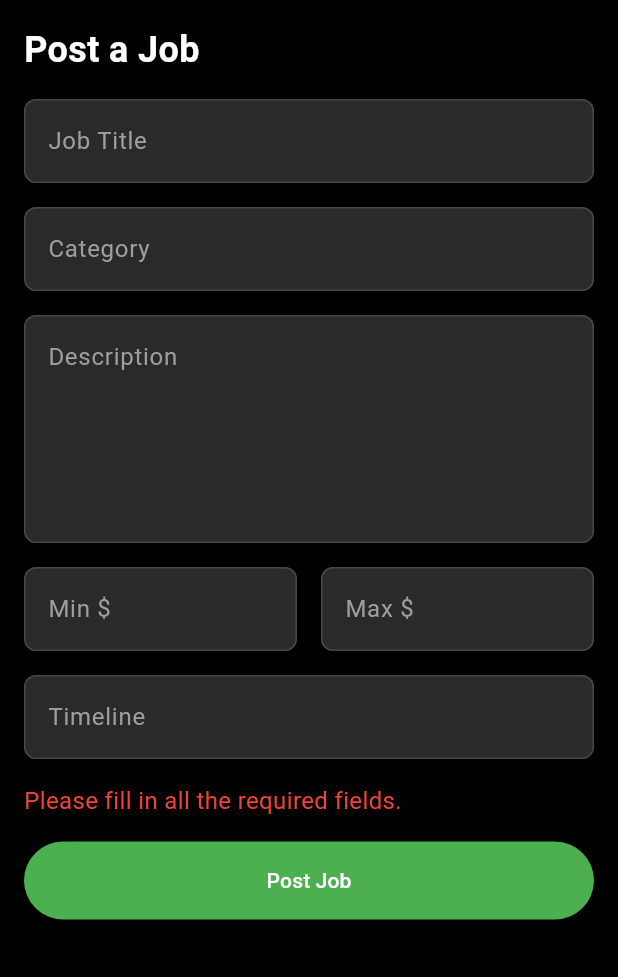
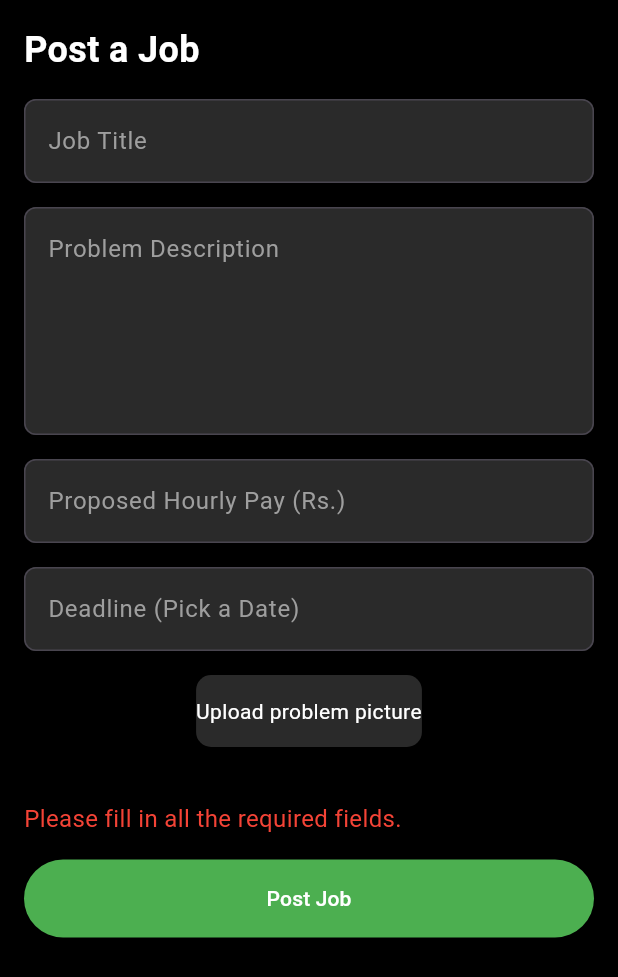
Before and after one commit to timsinadipesh/GigHire, a Flutter app: the JobPostingScreen screen opened by its route, after a tap on "Post Job", on a phone screen of 412 x 824 dp. Shown: the top 977 px of the screen. Run offline on Flutter 3.47's test engine with Material 3 defaults, Android fonts, the phone set to English and light mode, and no system bars; our stand-ins replace cached_network_image, cloud_firestore, firebase_auth, firebase_core, firebase_storage, image_picker; accounts and stored records are empty; Roboto replaces fonts that are missing (Arial).

Commit message:
image uploads while posting jobs successful

```diff
--- a/lib/client/job_posting_screen.dart
+++ b/lib/client/job_posting_screen.dart
@@ -1,6 +1,9 @@
 import 'package:flutter/material.dart';
 import 'package:cloud_firestore/cloud_firestore.dart';
 import 'package:gighire/base_user/globals.dart';
+import 'dart:io';
+import 'package:gighire/services/img_service.dart';
+import 'package:image_picker/image_picker.dart';
 
 class JobPostingScreen extends StatefulWidget {
   const JobPostingScreen({Key? key}) : super(key: key);
@@ -10,17 +13,56 @@ class JobPostingScreen extends StatefulWidget {
 }
 
 class _JobPostingScreenState extends State<JobPostingScreen> {
+  final ImagePicker _picker = ImagePicker();
   final FirebaseFirestore _firestore = FirebaseFirestore.instance;
+  final ImageUploadService _imageUploadService = ImageUploadService();
 
   final TextEditingController _jobTitleController = TextEditingController();
-  final TextEditingController _categoryController = TextEditingController();
-  final TextEditingController _descriptionController = TextEditingController();
-  final TextEditingController _minBudgetController = TextEditingController();
-  final TextEditingController _maxBudgetController = TextEditingController();
-  final TextEditingController _timelineController = TextEditingController();
+  final TextEditingController _problemDescriptionController = TextEditingController();
+  final TextEditingController _hourlyPayController = TextEditingController();
+  final TextEditingController _deadlineController = TextEditingController();
+  final List<File> _selectedImages = [];
+  List<String?> _selectedImagesUrls = [];
+  final int maxImages = 5;
 
   bool _isLoading = false;
   String _errorMessage = '';
+
+  Future<void> _pickImage() async {
+    if (_selectedImages.length < maxImages) {
+      final pickedFile = await _picker.pickImage(source: ImageSource.gallery);
+
+      if (pickedFile != null) {
+        File certImage = File(pickedFile.path);
+
+        // Validate file exists
+        if (!certImage.existsSync()) {
+          throw Exception("Certification image file does not exist at path: ${pickedFile.path}");
+        }
+
+        // Upload the image and store the URL
+        try {
+          String? uploadedUrl = await _imageUploadService.uploadImageToImgur(certImage);
+
+          if (uploadedUrl != null) {
+            setState(() {
+              _selectedImages.add(certImage);
+              _selectedImagesUrls.add(uploadedUrl);
+            });
+          }
+        } catch (e) {
+          print("Error uploading certification image: $e");
+          ScaffoldMessenger.of(context).showSnackBar(
+            SnackBar(content: Text('Failed to upload certification image: $e')),
+          );
+        }
+      }
+    } else {
+      ScaffoldMessenger.of(context).showSnackBar(
+        const SnackBar(content: Text('Maximum number of certifications reached')),
+      );
+    }
+  }
 
   @override
   Widget build(BuildContext context) {
@@ -57,10 +99,11 @@ class _JobPostingScreenState extends State<JobPostingScreen> {
               ),
               SizedBox(height: 16.0),
               TextField(
-                controller: _categoryController,
+                controller: _problemDescriptionController,
                 style: TextStyle(color: Colors.white),
+                maxLines: 5,
                 decoration: InputDecoration(
-                  hintText: 'Category',
+                  hintText: 'Problem Description',
                   hintStyle: TextStyle(color: Colors.grey),
                   border: OutlineInputBorder(
                     borderRadius: BorderRadius.circular(8.0),
@@ -72,11 +115,11 @@ class _JobPostingScreenState extends State<JobPostingScreen> {
               ),
               SizedBox(height: 16.0),
               TextField(
-                controller: _descriptionController,
+                controller: _hourlyPayController,
                 style: TextStyle(color: Colors.white),
-                maxLines: 5,
+                keyboardType: TextInputType.numberWithOptions(decimal: true),
                 decoration: InputDecoration(
-                  hintText: 'Description',
+                  hintText: 'Proposed Hourly Pay (Rs.)',
                   hintStyle: TextStyle(color: Colors.grey),
                   border: OutlineInputBorder(
                     borderRadius: BorderRadius.circular(8.0),
@@ -87,14 +130,11 @@ class _JobPostingScreenState extends State<JobPostingScreen> {
                 ),
               ),
               SizedBox(height: 16.0),
-              Row(
-                children: [
-                  Expanded(
-                    child: TextField(
-                      controller: _minBudgetController,
+              TextField(
+                controller: _deadlineController,
                 style: TextStyle(color: Colors.white),
                 decoration: InputDecoration(
-                        hintText: 'Min \$',
+                  hintText: 'Deadline (Pick a Date)',
                   hintStyle: TextStyle(color: Colors.grey),
                   border: OutlineInputBorder(
                     borderRadius: BorderRadius.circular(8.0),
@@ -103,42 +143,56 @@ class _JobPostingScreenState extends State<JobPostingScreen> {
                   filled: true,
                   fillColor: Color(0xFF2A2A2A),
                 ),
+                onTap: _selectDate,
+              ),
+              SizedBox(height: 16.0),
+
+              // Upload Pictures Section
+              Column(
+                children: [
+                  // Display uploaded images
+                  for (int i = 0; i < _selectedImages.length; i++)
+                    Padding(
+                      padding: const EdgeInsets.only(bottom: 10.0),
+                      child: Container(
+                        padding: const EdgeInsets.symmetric(vertical: 14),
+                        decoration: BoxDecoration(
+                          color: const Color(0xFF4CAF50),
+                          borderRadius: BorderRadius.circular(10),
+                        ),
+                        child: Text(
+                          i == 0
+                              ? 'First picture uploaded'
+                              : 'Additional picture uploaded',
+                          textAlign: TextAlign.center,
+                          style: const TextStyle(color: Colors.white),
                         ),
                       ),
-                  SizedBox(width: 16.0),
-                  Expanded(
-                    child: TextField(
-                      controller: _maxBudgetController,
-                      style: TextStyle(color: Colors.white),
-                      decoration: InputDecoration(
-                        hintText: 'Max \$',
-                        hintStyle: TextStyle(color: Colors.grey),
-                        border: OutlineInputBorder(
-                          borderRadius: BorderRadius.circular(8.0),
-                          borderSide: BorderSide(color: Colors.grey),
                     ),
-                        filled: true,
-                        fillColor: Color(0xFF2A2A2A),
+                  if (_selectedImages.length < maxImages)
+                    Padding(
+                      padding: const EdgeInsets.only(bottom: 20.0),
+                      child: GestureDetector(
+                        onTap: _pickImage,
+                        child: Container(
+                          padding: const EdgeInsets.symmetric(vertical: 14),
+                          decoration: BoxDecoration(
+                            color: const Color(0xFF2A2A2A),
+                            borderRadius: BorderRadius.circular(10),
+                          ),
+                          child: Text(
+                            _selectedImages.isEmpty
+                                ? 'Upload problem picture'
+                                : 'Upload additional picture',
+                            textAlign: TextAlign.center,
+                            style: const TextStyle(color: Colors.white),
+                          ),
                         ),
                       ),
                     ),
                 ],
               ),
-              SizedBox(height: 16.0),
-              TextField(
-                controller: _timelineController,
-                style: TextStyle(color: Colors.white),
-                decoration: InputDecoration(
-                  hintText: 'Timeline',
-                  hintStyle: TextStyle(color: Colors.grey),
-                  border: OutlineInputBorder(
-                    borderRadius: BorderRadius.circular(8.0),
-                    borderSide: BorderSide(color: Colors.grey),
-                  ),
-                  filled: true,
-                  fillColor: Color(0xFF2A2A2A),
-                ),
-              ),
+
               SizedBox(height: 16.0),
               if (_errorMessage.isNotEmpty)
                 Text(
@@ -169,25 +223,32 @@ class _JobPostingScreenState extends State<JobPostingScreen> {
     );
   }
 
-  void _postJob() async {
+  // This function will allow the user to pick a future date
+  Future<void> _selectDate() async {
+    final DateTime currentDate = DateTime.now();
+    final DateTime selectedDate = await showDatePicker(
+      context: context,
+      initialDate: currentDate,
+      firstDate: currentDate, // Allow future dates only
+      lastDate: DateTime(2101),
+    ) ?? currentDate;
+
+    // Update the deadline field with the selected date
+    _deadlineController.text = "${selectedDate.toLocal()}".split(' ')[0]; // Format as YYYY-MM-DD
+  }
+
+  Future<void> _postJob() async {
     setState(() {
       _isLoading = true;
       _errorMessage = '';
     });
 
     String jobTitle = _jobTitleController.text.trim();
-    String category = _categoryController.text.trim();
-    String description = _descriptionController.text.trim();
-    String minBudget = _minBudgetController.text.trim();
-    String maxBudget = _maxBudgetController.text.trim();
-    String timeline = _timelineController.text.trim();
+    String problemDescription = _problemDescriptionController.text.trim();
+    String hourlyPay = _hourlyPayController.text.trim();
+    String deadline = _deadlineController.text.trim();
 
-    if (jobTitle.isEmpty ||
-        category.isEmpty ||
-        description.isEmpty ||
-        minBudget.isEmpty ||
-        maxBudget.isEmpty ||
-        timeline.isEmpty) {
+    if (jobTitle.isEmpty || problemDescription.isEmpty || hourlyPay.isEmpty || deadline.isEmpty) {
       setState(() {
         _isLoading = false;
         _errorMessage = 'Please fill in all the required fields.';
@@ -196,39 +257,53 @@ class _JobPostingScreenState extends State<JobPostingScreen> {
     }
 
     try {
-      // Create a new document in the "jobs" collection
+      List<String> uploadedImageUrls = [];
+
+      // Upload each selected image to Imgur and get the URL
+      for (File image in _selectedImages) {
+        String? imgurImageUrl = await _imageUploadService.uploadImageToImgur(image);
+        if (imgurImageUrl != null) {
+          uploadedImageUrls.add(imgurImageUrl);
+        }
+      }
+
+      // Send the job data to Firestore
       await _firestore.collection('jobs').add({
         'jobTitle': jobTitle,
-        'category': category,
-        'description': description,
-        'minBudget': minBudget,
-        'maxBudget': maxBudget,
-        'timeline': timeline,
-        'poster': globalUserId,
-        'timestamp': FieldValue.serverTimestamp(),
+        'problemDescription': problemDescription,
+        'hourlyPay': hourlyPay,
+        'deadline': deadline,
+        'images': uploadedImageUrls,  // Store the uploaded image URLs
+        'postedAt': FieldValue.serverTimestamp(),  // Timestamp of when the job was posted
+        'userId': globalUserId,
       });
 
-      // Clear the form fields
+      // Show a success message
+      setState(() {
+        _isLoading = false;
+        _errorMessage = '';
+      });
+
+      // Show a success snack bar
+      ScaffoldMessenger.of(context).showSnackBar(SnackBar(
+        content: Text('Job posted successfully!'),
+        backgroundColor: Colors.green,
+      ));
+
+      // Clear the form after posting
       _jobTitleController.clear();
-      _categoryController.clear();
-      _descriptionController.clear();
-      _minBudgetController.clear();
-      _maxBudgetController.clear();
-      _timelineController.clear();
+      _problemDescriptionController.clear();
+      _hourlyPayController.clear();
+      _deadlineController.clear();
+      setState(() {
+        _selectedImages.clear();  // Clear selected images
+      });
 
-      // Display a success message or navigate to a different screen
-      ScaffoldMessenger.of(context).showSnackBar(
-        SnackBar(
-          content: Text('Job posted successfully.'),
-          backgroundColor: Colors.green,
-        ),
-      );
     } catch (e) {
       setState(() {
         _isLoading = false;
-        _errorMessage = 'An error occurred while posting the job.';
+        _errorMessage = 'An error occurred while posting the job. Please try again.';
       });
-      print('Error posting job: $e');
     }
   }
 }
```
Also changed, not shown: 2 other files. Lines whose indentation alone changed are shown as unchanged.
